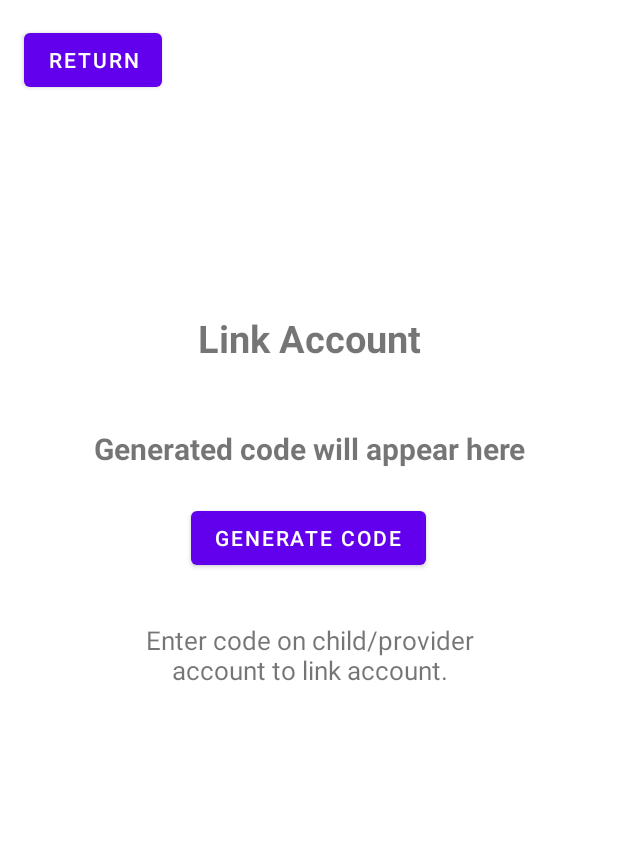
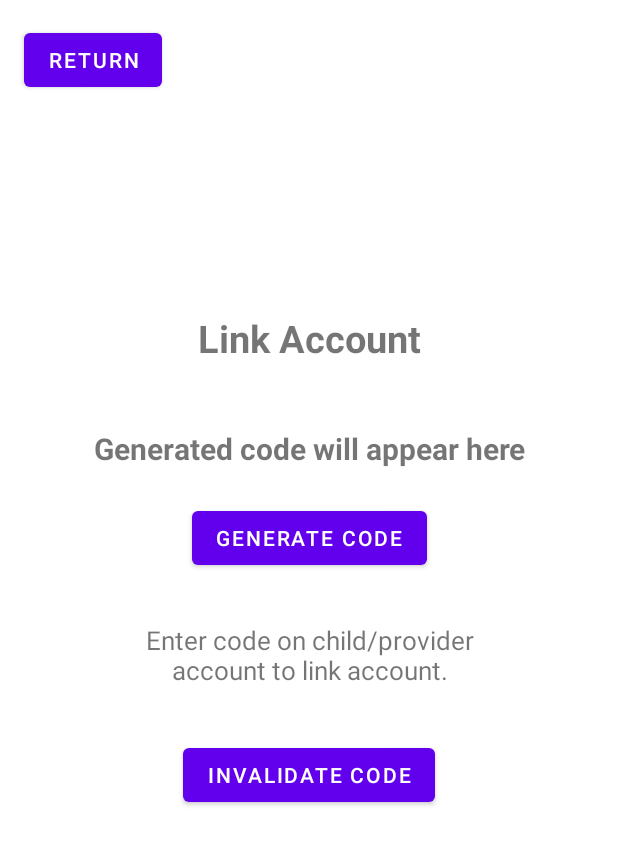
Before and after one commit to ShakoorShaik/smartAirAndroidApp, an Android app built with Jetpack Compose: the ParentLinkGeneration screen opened directly, with no data from a screen before it, on a phone screen of 412 x 824 dp. Shown: the top 845 px of the screen. Run offline under Robolectric (Android 15) with nearby library versions, the light colour scheme and no system bars.

Commit message:
invalidate code
parents can now invalidate the code they generate

```diff
--- a/app/src/main/java/com/example/smartair/parent/ParentLinkGeneration.java
+++ b/app/src/main/java/com/example/smartair/parent/ParentLinkGeneration.java
@@ -29,6 +29,9 @@ public class ParentLinkGeneration extends AppCompatActivity{
 
         Button returnButton = findViewById(R.id.button3);
         returnButton.setOnClickListener(v -> finish());
+
+        Button invalidateCode = findViewById(R.id.button10);
+        invalidateCode.setOnClickListener(v -> invalidateCode());
     }
 
     private void generateCode() {
@@ -44,4 +47,19 @@ public class ParentLinkGeneration extends AppCompatActivity{
             }
         });
     }
+
+    private void invalidateCode() {
+        ParentProviderLinking.InvalidateCode(new ParentProviderLinking.InvalidateCallback() {
+            @Override
+            public void onSuccess() {
+                Toast.makeText(ParentLinkGeneration.this, "Referral code invalidated", Toast.LENGTH_SHORT).show();
+            }
+
+            @Override
+            public void onFailure(Exception e) {
+                Toast.makeText(ParentLinkGeneration.this, "Failed to invalidate code: " + e.getMessage(), Toast.LENGTH_SHORT).show();
+            }
+        });
+
+    }
 }
--- a/app/src/main/res/layout/activity_generate_code.xml
+++ b/app/src/main/res/layout/activity_generate_code.xml
@@ -1,6 +1,7 @@
 <?xml version="1.0" encoding="utf-8"?>
 <androidx.constraintlayout.widget.ConstraintLayout xmlns:android="http://schemas.android.com/apk/res/android"
     xmlns:app="http://schemas.android.com/apk/res-auto"
+    xmlns:tools="http://schemas.android.com/tools"
     android:layout_width="match_parent"
     android:layout_height="match_parent">
 
@@ -37,7 +38,7 @@
         android:layout_marginTop="92dp"
         android:text="Generate Code"
         app:layout_constraintEnd_toEndOf="parent"
-        app:layout_constraintHorizontal_bias="0.498"
+        app:layout_constraintHorizontal_bias="0.5"
         app:layout_constraintStart_toStartOf="parent"
         app:layout_constraintTop_toBottomOf="@+id/textView4" />
 
@@ -65,5 +66,16 @@
         app:layout_constraintStart_toStartOf="parent"
         app:layout_constraintTop_toTopOf="parent" />
 
+    <Button
+        android:id="@+id/button10"
+        android:layout_width="wrap_content"
+        android:layout_height="wrap_content"
+        android:layout_marginTop="250dp"
+        android:text="Invalidate Code"
+        app:layout_constraintEnd_toEndOf="parent"
+        app:layout_constraintHorizontal_bias="0.5"
+        app:layout_constraintStart_toStartOf="parent"
+        app:layout_constraintTop_toBottomOf="@+id/textView4" />
+
 
 </androidx.constraintlayout.widget.ConstraintLayout>
```
Also changed, not shown: app/src/main/java/utils/ParentProviderLinking.java (+22 -1 lines).
